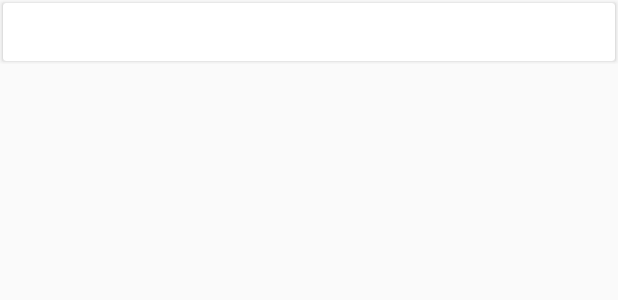
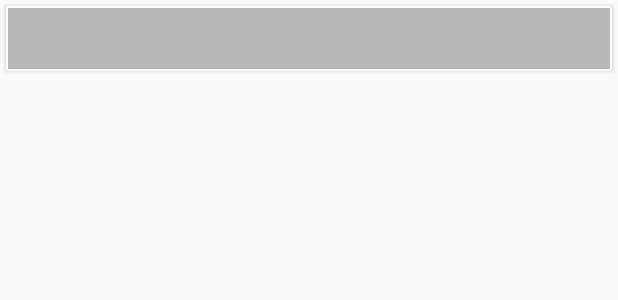
Before and after one commit to amitiwary999/CutSong, an Android app: the layout song_item_layout.xml on its own in the app's theme, with its tools: preview values and no code run, on a phone screen of 412 x 824 dp. Shown: the top 300 px of the screen. Run offline under Robolectric (Android 15) with nearby library versions, the phone set to English and light mode, and no system bars.

Commit message:
creating new layout

```diff
--- a/app/src/main/res/layout/song_item_layout.xml
+++ b/app/src/main/res/layout/song_item_layout.xml
@@ -2,6 +2,7 @@
 <LinearLayout xmlns:android="http://schemas.android.com/apk/res/android"
     xmlns:app="http://schemas.android.com/apk/res-auto"
     android:id="@+id/linearl"
+    android:layout_margin="2dp"
     android:orientation="vertical"
     android:layout_width="match_parent"
     android:layout_height="wrap_content">
@@ -16,18 +17,25 @@
         android:layout_width="match_parent"
         android:layout_height="wrap_content"/>
     <LinearLayout
-        android:layout_width="wrap_content"
+        android:layout_width="match_parent"
         android:layout_height="wrap_content"
+        android:layout_margin="1dp"
         android:orientation="vertical"
+        android:background="#46000000"
         android:gravity="bottom">
     <TextView
         android:id="@+id/song_name"
         android:layout_width="match_parent"
-        android:layout_height="wrap_content" />
+        android:layout_height="wrap_content"
+        android:textColor="#FFFFFF"
+        android:maxLines="1"/>
         <TextView
             android:id="@+id/song_artist"
             android:layout_width="match_parent"
-            android:layout_height="wrap_content" />
+            android:layout_height="wrap_content"
+            android:maxLines="1"
+            android:textColor="#FFFFFF"
+            android:layout_marginTop="2dp"/>
     </LinearLayout>
 </androidx.cardview.widget.CardView>
 </LinearLayout>
```
Also changed, not shown: app/src/main/java/com/example/meeera/cutsong/Adapter/SongAdapter.kt (+8 -1 lines).
